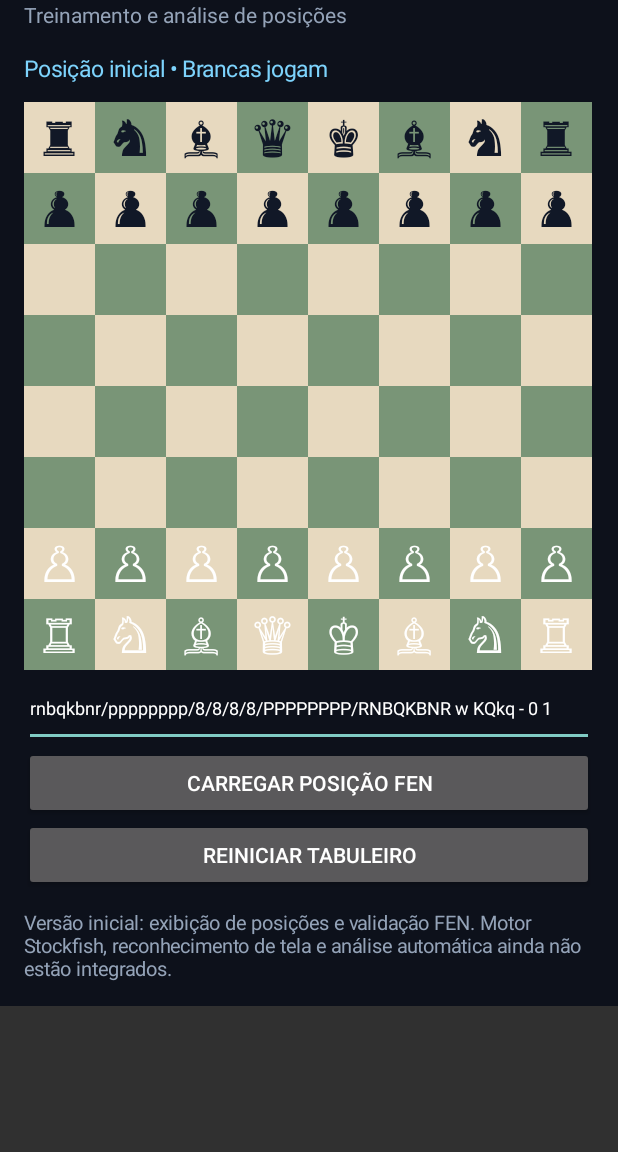
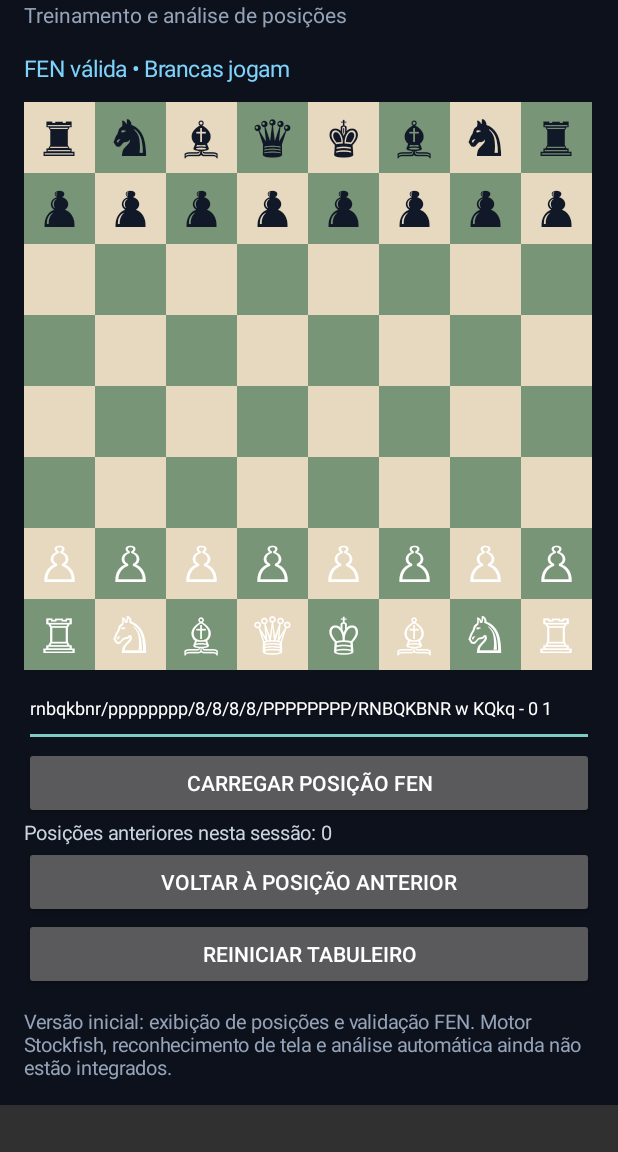
Before and after one commit to teroid138-netizen/ChessMate-Study., an Android app: the screen it shows after launch (MainActivity), on a phone screen of 412 x 824 dp, the part 84-1236 px from its top. Run offline under Robolectric (Android 15) with nearby library versions, the phone set to English and light mode, and no system bars.

Commit message:
Persist last FEN and add session position history

```diff
--- a/app/src/main/java/com/chessmate/study/MainActivity.java
+++ b/app/src/main/java/com/chessmate/study/MainActivity.java
@@ -8,6 +8,8 @@ import android.graphics.drawable.GradientDrawable;
 import android.view.Gravity;
 import android.view.View;
 import android.widget.Button;
+import android.content.SharedPreferences;
+import java.util.ArrayList;
 import android.widget.EditText;
 import android.widget.GridLayout;
 import android.widget.LinearLayout;
@@ -23,6 +25,8 @@ public class MainActivity extends Activity {
     private GridLayout board;
     private TextView status;
     private int selected = -1;
+    private final ArrayList<String> history = new ArrayList<>();
+    private TextView historyView;
     private String currentFen = START;
 
     @Override public void onCreate(Bundle savedInstanceState) {
@@ -59,6 +63,12 @@ public class MainActivity extends Activity {
         load.setText("Carregar posição FEN");
         load.setOnClickListener(v -> loadFen());
         root.addView(load);
+        historyView = label("Histórico: nenhuma posição salva", 13, 0xFFCBD5E1);
+        root.addView(historyView);
+        Button previous = new Button(this);
+        previous.setText("Voltar à posição anterior");
+        previous.setOnClickListener(v -> restorePrevious());
+        root.addView(previous);
         Button reset = new Button(this);
         reset.setText("Reiniciar tabuleiro");
         reset.setOnClickListener(v -> { fenInput.setText(START); loadFen(); });
@@ -66,14 +76,23 @@ public class MainActivity extends Activity {
         TextView note = label("Versão inicial: exibição de posições e validação FEN. Motor Stockfish, reconhecimento de tela e análise automática ainda não estão integrados.",13,0xFF94A3B8);
         note.setPadding(0,dp(12),0,0);
         root.addView(note);
-        draw(START);
+        SharedPreferences prefs = getSharedPreferences("chessmate", MODE_PRIVATE);
+        String last = prefs.getString("last_fen", START);
+        fenInput.setText(last);
+        loadFen();
     }
 
     private void loadFen() {
         String f = fenInput.getText().toString().trim();
         try {
             validateFen(f);
+            if (!currentFen.equals(f)) {
+                history.add(currentFen);
+                if (history.size() > 20) history.remove(0);
+            }
             currentFen = f;
+            getSharedPreferences("chessmate", MODE_PRIVATE).edit().putString("last_fen", f).apply();
+            historyView.setText("Posições anteriores nesta sessão: " + history.size());
             selected = -1;
             draw(f);
             status.setText("FEN válida • " + (f.split("\\s+")[1].equals("w") ? "Brancas" : "Pretas") + " jogam");
@@ -82,6 +101,20 @@ public class MainActivity extends Activity {
             status.setText("FEN inválida: " + ex.getMessage());
             status.setTextColor(0xFFFCA5A5);
         }
+    }
+
+    private void restorePrevious() {
+        if (history.isEmpty()) {
+            status.setText("Nenhuma posição anterior nesta sessão");
+            return;
+        }
+        String prior = history.remove(history.size()-1);
+        currentFen = prior;
+        fenInput.setText(prior);
+        draw(prior);
+        historyView.setText("Posições anteriores nesta sessão: " + history.size());
+        status.setText("Posição anterior restaurada");
+        getSharedPreferences("chessmate", MODE_PRIVATE).edit().putString("last_fen", prior).apply();
     }
 
     public static void validateFen(String fen) {
```
